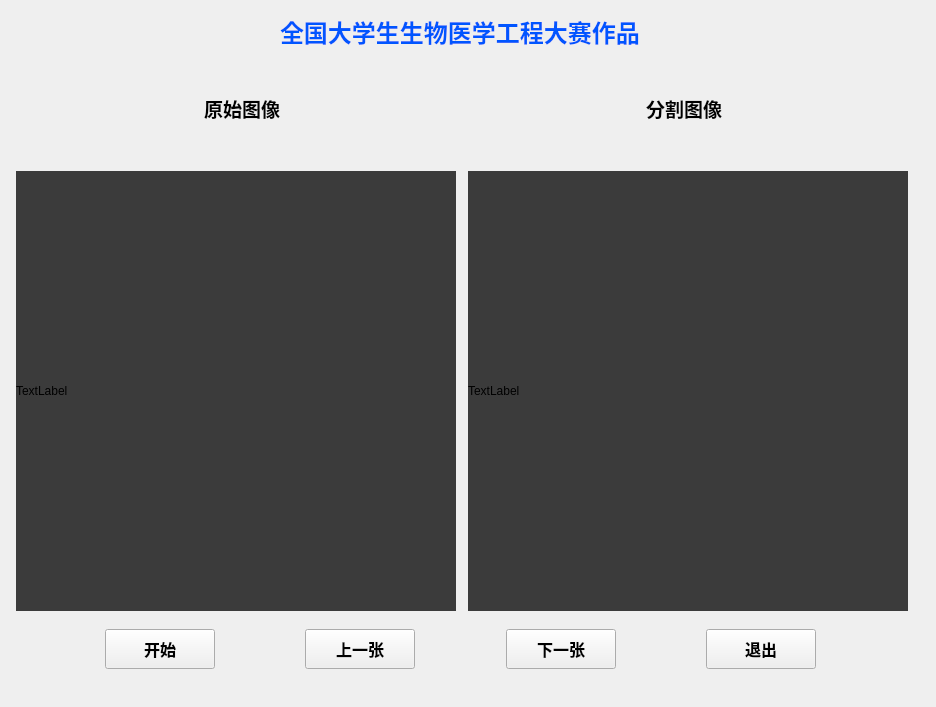
Qt form mainwindow.ui (heaodi/Spine-segmentation-using-unet) before a commit.
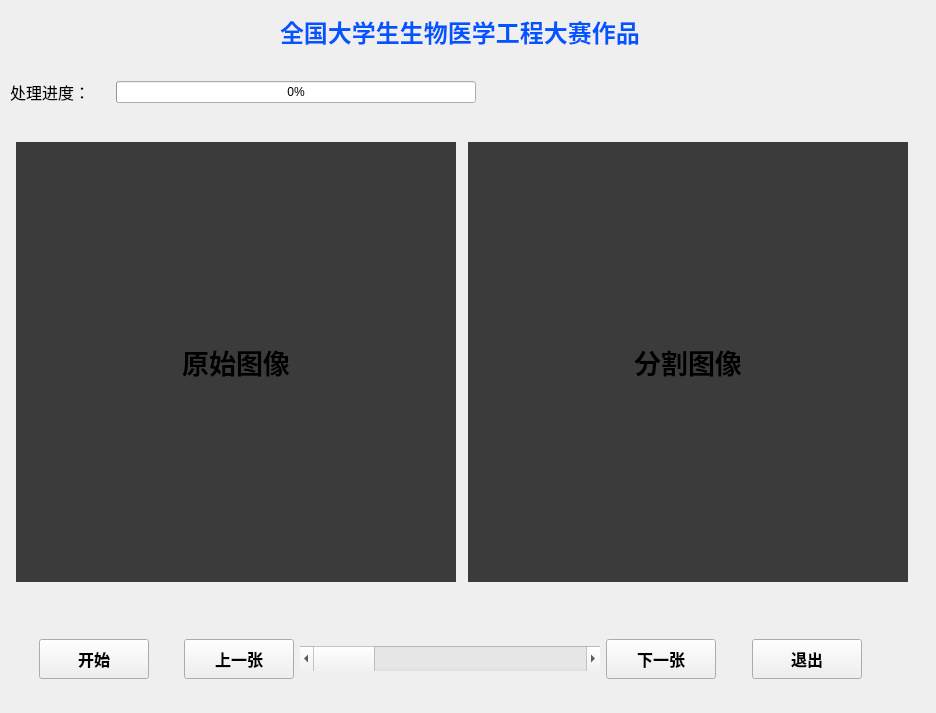
The same form after that commit.

Diff of the .ui file:
```diff
--- a/mainwindow.ui
+++ b/mainwindow.ui
@@ -7,7 +7,7 @@
     <x>0</x>
     <y>0</y>
     <width>936</width>
-    <height>707</height>
+    <height>713</height>
    </rect>
   </property>
   <property name="windowTitle">
@@ -82,49 +82,20 @@
     </rect>
    </property>
    <layout class="QVBoxLayout" name="verticalLayout">
-    <item>
-     <spacer name="verticalSpacer">
-      <property name="orientation">
-       <enum>Qt::Vertical</enum>
-      </property>
-      <property name="sizeType">
-       <enum>QSizePolicy::Fixed</enum>
-      </property>
-      <property name="sizeHint" stdset="0">
-       <size>
-        <width>20</width>
-        <height>2</height>
-       </size>
-      </property>
-     </spacer>
-    </item>
     <item>
      <layout class="QHBoxLayout" name="horizontalLayout_3">
-      <item>
-       <spacer name="horizontalSpacer_3">
-        <property name="orientation">
-         <enum>Qt::Horizontal</enum>
-        </property>
-        <property name="sizeHint" stdset="0">
-         <size>
-          <width>40</width>
-          <height>20</height>
-         </size>
-        </property>
-       </spacer>
-      </item>
       <item>
        <widget class="QLabel" name="label_4">
         <property name="font">
          <font>
           <family>微软雅黑</family>
-          <pointsize>14</pointsize>
-          <weight>75</weight>
-          <bold>true</bold>
+          <pointsize>12</pointsize>
+          <weight>50</weight>
+          <bold>false</bold>
          </font>
         </property>
         <property name="text">
-         <string>原始图像</string>
+         <string>处理进度：</string>
         </property>
        </widget>
       </item>
@@ -138,24 +109,28 @@
         </property>
         <property name="sizeHint" stdset="0">
          <size>
+          <width>20</width>
+          <height>20</height>
+         </size>
+        </property>
+       </spacer>
+      </item>
+      <item>
+       <widget class="QProgressBar" name="progressBar">
+        <property name="sizePolicy">
+         <sizepolicy hsizetype="Minimum" vsizetype="Fixed">
+          <horstretch>0</horstretch>
+          <verstretch>0</verstretch>
+         </sizepolicy>
+        </property>
+        <property name="minimumSize">
+         <size>
           <width>360</width>
           <height>20</height>
          </size>
         </property>
-       </spacer>
-      </item>
-      <item>
-       <widget class="QLabel" name="label_5">
-        <property name="font">
-         <font>
-          <family>微软雅黑</family>
-          <pointsize>14</pointsize>
-          <weight>75</weight>
-          <bold>true</bold>
-         </font>
-        </property>
-        <property name="text">
-         <string>分割图像</string>
+        <property name="value">
+         <number>0</number>
         </property>
        </widget>
       </item>
@@ -174,6 +149,22 @@
       </item>
      </layout>
     </item>
+    <item>
+     <spacer name="verticalSpacer">
+      <property name="orientation">
+       <enum>Qt::Vertical</enum>
+      </property>
+      <property name="sizeType">
+       <enum>QSizePolicy::Fixed</enum>
+      </property>
+      <property name="sizeHint" stdset="0">
+       <size>
+        <width>20</width>
+        <height>2</height>
+       </size>
+      </property>
+     </spacer>
+    </item>
     <item>
      <spacer name="verticalSpacer_3">
       <property name="orientation">
@@ -212,6 +203,14 @@
           <height>440</height>
          </size>
         </property>
+        <property name="font">
+         <font>
+          <family>微软雅黑</family>
+          <pointsize>20</pointsize>
+          <weight>75</weight>
+          <bold>true</bold>
+         </font>
+        </property>
         <property name="styleSheet">
          <string notr="true">QLabel
 {
@@ -223,7 +222,10 @@
          <enum>QFrame::NoFrame</enum>
         </property>
         <property name="text">
-         <string>TextLabel</string>
+         <string>原始图像</string>
+        </property>
+        <property name="alignment">
+         <set>Qt::AlignCenter</set>
         </property>
        </widget>
       </item>
@@ -247,6 +249,17 @@
           <height>440</height>
          </size>
         </property>
+        <property name="font">
+         <font>
+          <family>微软雅黑</family>
+          <pointsize>20</pointsize>
+          <weight>75</weight>
+          <bold>true</bold>
+         </font>
+        </property>
+        <property name="layoutDirection">
+         <enum>Qt::LeftToRight</enum>
+        </property>
         <property name="styleSheet">
          <string notr="true">QLabel
 {
@@ -258,7 +271,10 @@
          <enum>QFrame::NoFrame</enum>
         </property>
         <property name="text">
-         <string>TextLabel</string>
+         <string>分割图像</string>
+        </property>
+        <property name="alignment">
+         <set>Qt::AlignCenter</set>
         </property>
        </widget>
       </item>
@@ -285,8 +301,8 @@
   <widget class="QWidget" name="widget_3" native="true">
    <property name="geometry">
     <rect>
-     <x>20</x>
-     <y>620</y>
+     <x>10</x>
+     <y>630</y>
      <width>881</width>
      <height>58</height>
     </rect>
@@ -361,17 +377,33 @@
      </widget>
     </item>
     <item>
-     <spacer name="horizontalSpacer_8">
-      <property name="orientation">
-       <enum>Qt::Horizontal</enum>
-      </property>
-      <property name="sizeHint" stdset="0">
+     <widget class="QScrollBar" name="horizontalScrollBar">
+      <property name="minimumSize">
        <size>
-        <width>72</width>
-        <height>20</height>
+        <width>300</width>
+        <height>25</height>
        </size>
       </property>
-     </spacer>
+      <property name="font">
+       <font>
+        <family>微软雅黑</family>
+        <weight>75</weight>
+        <bold>true</bold>
+       </font>
+      </property>
+      <property name="toolTipDuration">
+       <number>-1</number>
+      </property>
+      <property name="maximum">
+       <number>14</number>
+      </property>
+      <property name="pageStep">
+       <number>4</number>
+      </property>
+      <property name="orientation">
+       <enum>Qt::Horizontal</enum>
+      </property>
+     </widget>
     </item>
     <item>
      <widget class="QPushButton" name="pushButton_3">
```
